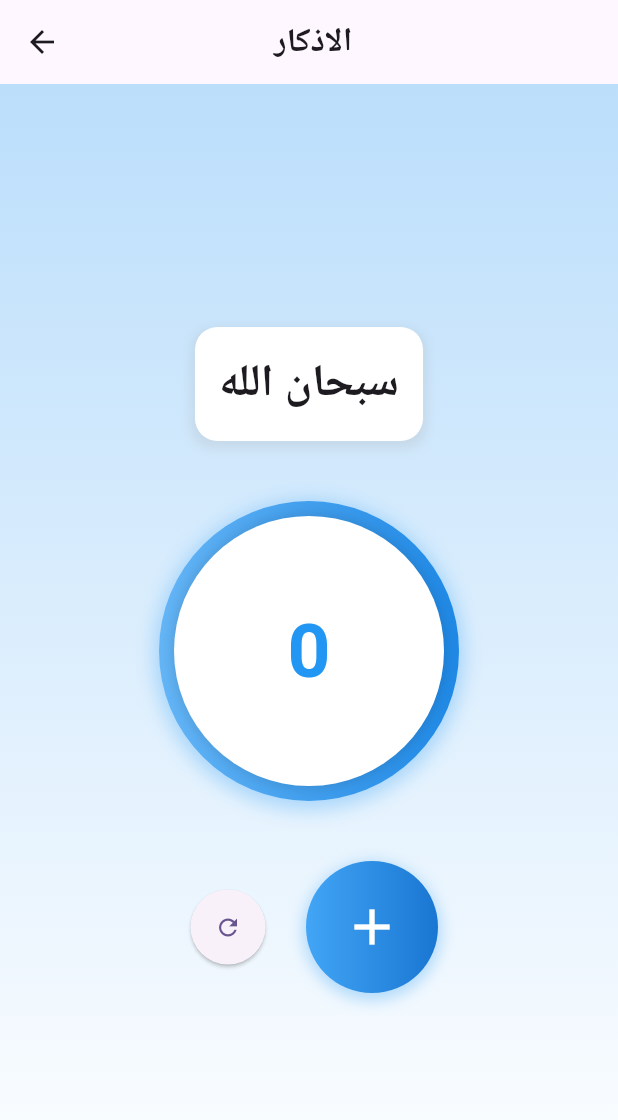
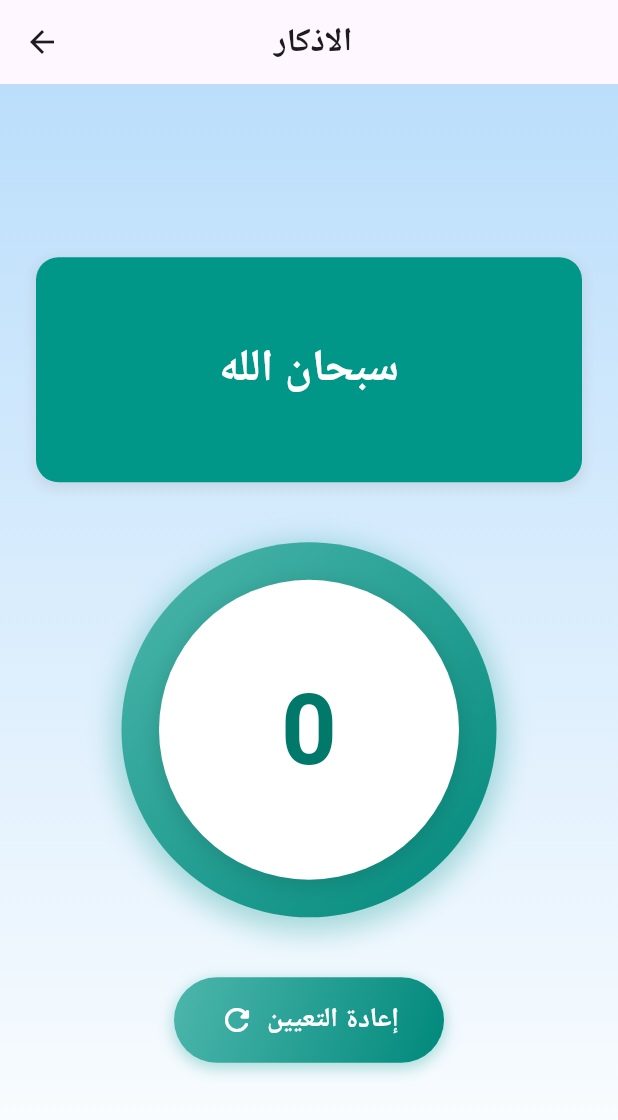
Before and after one commit to Elgammal1299/IslamiApp, a Flutter app: the AzkarPage screen opened by its route, on a phone screen of 412 x 824 dp. Shown: the top 1120 px of the screen. Run offline on Flutter 3.47's test engine with Material 3 defaults, Android fonts, the light colour scheme and no system bars; our stand-ins replace audioplayers, bloc, dartz, dio, flutter_bloc, retrofit and 3 more; missing offline and left inert: easy_container; accounts and stored records are empty; generated files the repository leaves out were written again.

Commit message:
refactor this code

```diff
--- a/lib/feature/home/ui/view/azkar_page.dart
+++ b/lib/feature/home/ui/view/azkar_page.dart
@@ -1,5 +1,8 @@
 import 'package:flutter/material.dart';
 import 'dart:math' as math;
+
+import 'package:islami_app/feature/home/ui/view/widget/counter_botton_widget.dart';
+import 'package:islami_app/feature/home/ui/view/widget/reset_botton_widget.dart';
 
 class AzkarPage extends StatefulWidget {
   static String routeName = "/azkarScreen";
@@ -57,6 +60,7 @@ class _AzkarPageState extends State<AzkarPage>
       if (_counter % 33 == 0) {
         _dhikrIndex = (_dhikrIndex + 1) % _dhikrList.length;
         _currentDhikr = _dhikrList[_dhikrIndex];
+        _counter=0;
       }
     });
   }
@@ -101,10 +105,12 @@ class _AzkarPageState extends State<AzkarPage>
           children: [
             // عرض الذكر الحالي
             Container(
+              width: double.infinity,
+              height: 150,
               padding: const EdgeInsets.all(16),
               margin: const EdgeInsets.symmetric(horizontal: 24),
               decoration: BoxDecoration(
-                color: Colors.white,
+                color: Colors.teal,
                 borderRadius: BorderRadius.circular(15),
                 boxShadow: [
                   BoxShadow(
@@ -115,13 +121,16 @@ class _AzkarPageState extends State<AzkarPage>
                   ),
                 ],
               ),
+              child: Center(
                 child: Text(
                   _currentDhikr,
                   style: const TextStyle(
                     fontSize: 30,
                     fontWeight: FontWeight.bold,
+                    color: Colors.white
                   ),
                   textAlign: TextAlign.center,
+                ),
               ),
             ),
             const SizedBox(height: 40),
@@ -155,80 +164,21 @@ class _AzkarPageState extends State<AzkarPage>
                   builder: (context, child) {
                     return Transform.rotate(
                       angle: _animation.value * 2 * math.pi,
-                      child: Container(
-                        width: 180,
-                        height: 180,
-                        decoration: BoxDecoration(
-                          shape: BoxShape.circle,
-                          color: Colors.white,
-                          boxShadow: [
-                            BoxShadow(
-                              color: Colors.black.withOpacity(0.1),
-                              spreadRadius: 2,
-                              blurRadius: 5,
-                            ),
-                          ],
-                        ),
-                        child: Center(
-                          child: Text(
-                            _counter.toString(),
-                            style: const TextStyle(
-                              fontSize: 50,
-                              fontWeight: FontWeight.bold,
-                              color: Colors.blue,
-                            ),
-                          ),
-                        ),
-                      ),
+                      child: GestureDetector(
+                  onTap: _incrementCounter,
+
+                        child: CounterBottonWidget(counter: _counter,)),
                     );
                   },
                 ),
               ],
             ),
             const SizedBox(height: 40),
-            // أزرار التحكم
-            Row(
-              mainAxisAlignment: MainAxisAlignment.center,
-              children: [
-                ElevatedButton(
-                  onPressed: _resetCounter,
-                  style: ElevatedButton.styleFrom(
-                    padding: const EdgeInsets.all(16),
-                    shape: const CircleBorder(),
-                  ),
-                  child: const Icon(Icons.refresh),
-                ),
-                const SizedBox(width: 20),
             GestureDetector(
-                  onTap: _incrementCounter,
-                  child: Container(
-                    padding: const EdgeInsets.all(24),
-                    decoration: BoxDecoration(
-                      shape: BoxShape.circle,
-                      gradient: LinearGradient(
-                        colors: [
-                          Colors.blue.shade400,
-                          Colors.blue.shade700,
-                        ],
-                      ),
-                      boxShadow: [
-                        BoxShadow(
-                          color: Colors.blue.withOpacity(0.3),
-                          spreadRadius: 2,
-                          blurRadius: 8,
-                          offset: const Offset(0, 3),
-                        ),
-                      ],
-                    ),
-                    child: const Icon(
-                      Icons.add,
-                      size: 40,
-                      color: Colors.white,
-                    ),
-                  ),
-                ),
-              ],
-            ),
+              onTap: _resetCounter,
+
+              child: ResetBottonWidget()),
+
           ],
         ),
       ),
--- /dev/null
+++ b/lib/feature/home/ui/view/widget/counter_botton_widget.dart
@@ -0,0 +1,68 @@
+
+import 'dart:ui';
+
+import 'package:flutter/material.dart';
+
+class CounterBottonWidget extends StatelessWidget {
+  const CounterBottonWidget({
+    super.key,
+    required int counter,
+  }) : _counter = counter;
+
+  final int _counter;
+
+  @override
+  Widget build(BuildContext context) {
+    return Container(
+      width: 250,
+      height: 250,
+      decoration: BoxDecoration(
+        shape: BoxShape.circle,
+        gradient: LinearGradient(
+          begin: Alignment.topLeft,
+          end: Alignment.bottomRight,
+          colors: [
+            Colors.teal.shade300,
+            Colors.teal.shade600,
+          ],
+        ),
+        boxShadow: [
+          BoxShadow(
+            color: Colors.teal.withOpacity(0.3),
+            spreadRadius: 5,
+            blurRadius: 15,
+            offset: const Offset(0, 5),
+          ),
+        ],
+      ),
+      child: Center(
+        child: Container(
+          width: 200,
+          height: 200,
+          decoration: BoxDecoration(
+            shape: BoxShape.circle,
+            color: Colors.white,
+            boxShadow: [
+              BoxShadow(
+                color: Colors.black.withOpacity(0.1),
+                spreadRadius: 2,
+                blurRadius: 10,
+                offset: const Offset(0, 3),
+              ),
+            ],
+          ),
+          child: Center(
+            child: Text(
+              _counter.toString(),
+              style: TextStyle(
+                fontSize: 65,
+                fontWeight: FontWeight.bold,
+                color: Colors.teal.shade700,
+              ),
+            ),
+          ),
+        ),
+      ),
+    );
+  }
+}
--- /dev/null
+++ b/lib/feature/home/ui/view/widget/reset_botton_widget.dart
@@ -0,0 +1,55 @@
+
+import 'dart:ui';
+
+import 'package:flutter/material.dart';
+
+class ResetBottonWidget extends StatelessWidget {
+  const ResetBottonWidget({
+    super.key,
+  });
+
+  @override
+  Widget build(BuildContext context) {
+    return Container(
+      padding: const EdgeInsets.symmetric(horizontal: 30, vertical: 15),
+      decoration: BoxDecoration(
+        gradient: LinearGradient(
+          begin: Alignment.topLeft,
+          end: Alignment.bottomRight,
+          colors: [
+            Colors.teal.shade300,
+            Colors.teal.shade600,
+          ],
+        ),
+        borderRadius: BorderRadius.circular(30),
+        boxShadow: [
+          BoxShadow(
+            color: Colors.teal.withOpacity(0.3),
+            spreadRadius: 1,
+            blurRadius: 8,
+            offset: const Offset(0, 3),
+          ),
+        ],
+      ),
+      child: Row(
+        mainAxisSize: MainAxisSize.min,
+        children: [
+          Icon(
+            Icons.refresh_rounded,
+            color: Colors.white,
+            size: 24,
+          ),
+          const SizedBox(width: 8),
+          Text(
+            "إعادة التعيين",
+            style: TextStyle(
+              color: Colors.white,
+              fontSize: 18,
+              fontWeight: FontWeight.bold,
+            ),
+          ),
+        ],
+      ),
+    );
+  }
+}
--- a/pubspec.yaml
+++ b/pubspec.yaml
@@ -9,7 +9,6 @@ environment:
   sdk: ^3.7.0
 
 dependencies:
-  assets_audio_player: ^3.1.1
   audioplayers: ^6.3.0
   cupertino_icons: ^1.0.8
   dartz: ^0.10.1
```
Also changed, not shown: lib/feature/home/ui/view/sebha_page.dart (+5 -93 lines), pubspec.lock, 2 other files. Lines whose indentation alone changed are shown as unchanged.
